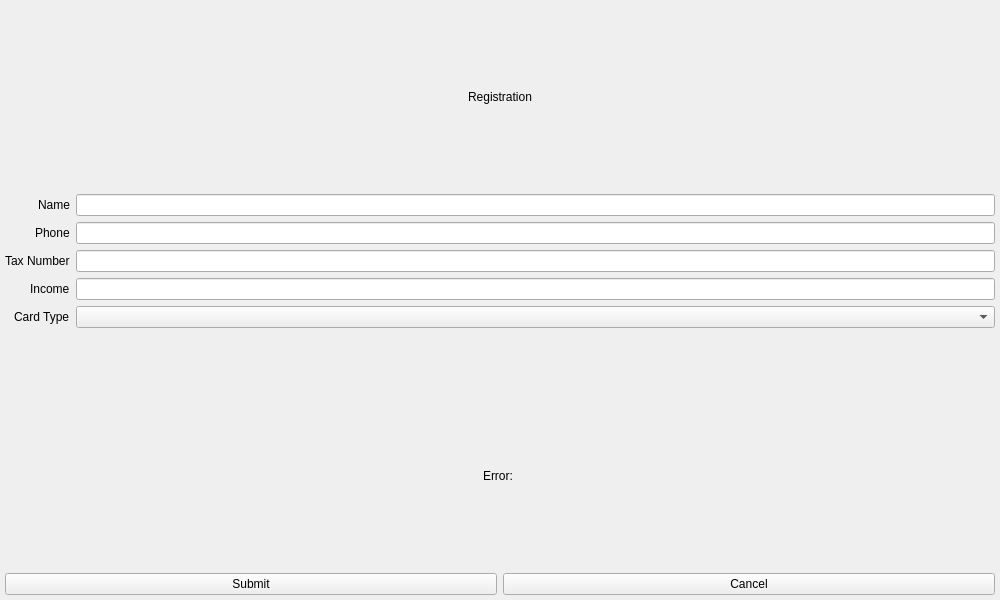
This is views/registration/registrationwindow.ui in IronTony-Stark/ATM as Qt 5 draws it before an edit. The edited form follows.
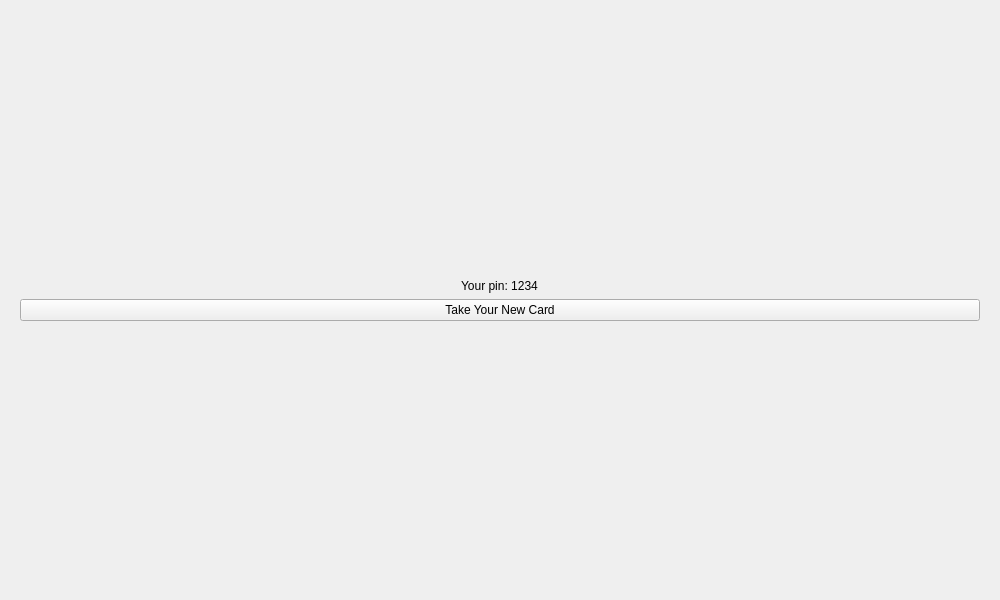
This is the edited form. The open tabs and pages were chosen to show the change.

Commit message: Completed Main-Registration Windows Navigation

```diff
--- a/views/registration/registrationwindow.ui
+++ b/views/registration/registrationwindow.ui
@@ -13,6 +13,10 @@
   <property name="windowTitle">
    <string>Form</string>
   </property>
+  <layout class="QHBoxLayout" name="horizontalLayout_2">
+   <item>
+    <widget class="QStackedWidget" name="stackedWidget">
+     <widget class="QWidget" name="pageUserInfo">
   <layout class="QGridLayout" name="gridLayout_2">
    <property name="leftMargin">
     <number>0</number>
@@ -26,6 +30,9 @@
    <property name="bottomMargin">
     <number>0</number>
    </property>
+       <property name="spacing">
+        <number>0</number>
+       </property>
    <item row="0" column="0">
     <layout class="QVBoxLayout" name="verticalLayout">
      <property name="leftMargin">
@@ -130,6 +137,38 @@
       </layout>
      </item>
     </layout>
+       </item>
+      </layout>
+     </widget>
+     <widget class="QWidget" name="pageSuccessfulRegistration">
+      <layout class="QVBoxLayout" name="verticalLayout_3">
+       <item>
+        <layout class="QVBoxLayout" name="verticalLayout_2">
+         <item alignment="Qt::AlignHCenter">
+          <widget class="QLabel" name="label">
+           <property name="sizePolicy">
+            <sizepolicy hsizetype="Fixed" vsizetype="Fixed">
+             <horstretch>0</horstretch>
+             <verstretch>0</verstretch>
+            </sizepolicy>
+           </property>
+           <property name="text">
+            <string>Your pin: 1234</string>
+           </property>
+          </widget>
+         </item>
+         <item>
+          <widget class="QPushButton" name="btnTakeCard">
+           <property name="text">
+            <string>Take Your New Card</string>
+           </property>
+          </widget>
+         </item>
+        </layout>
+       </item>
+      </layout>
+     </widget>
+    </widget>
    </item>
   </layout>
  </widget>
```
Lines whose indentation alone changed are shown as unchanged. The commit also changes 2 other files.
